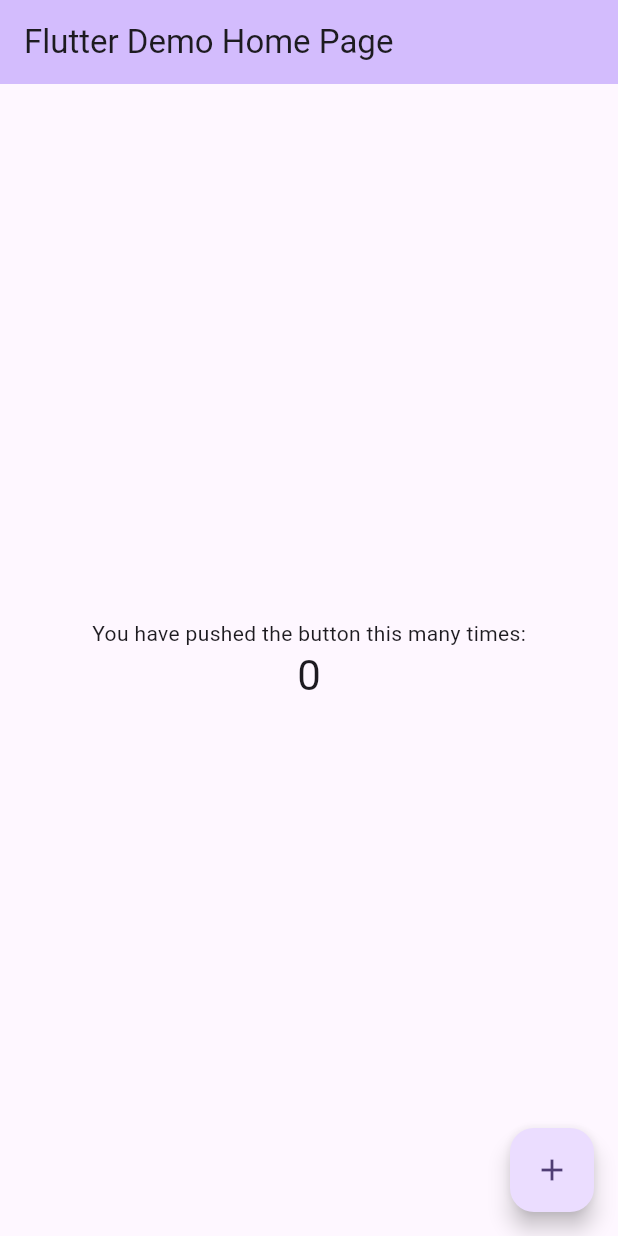
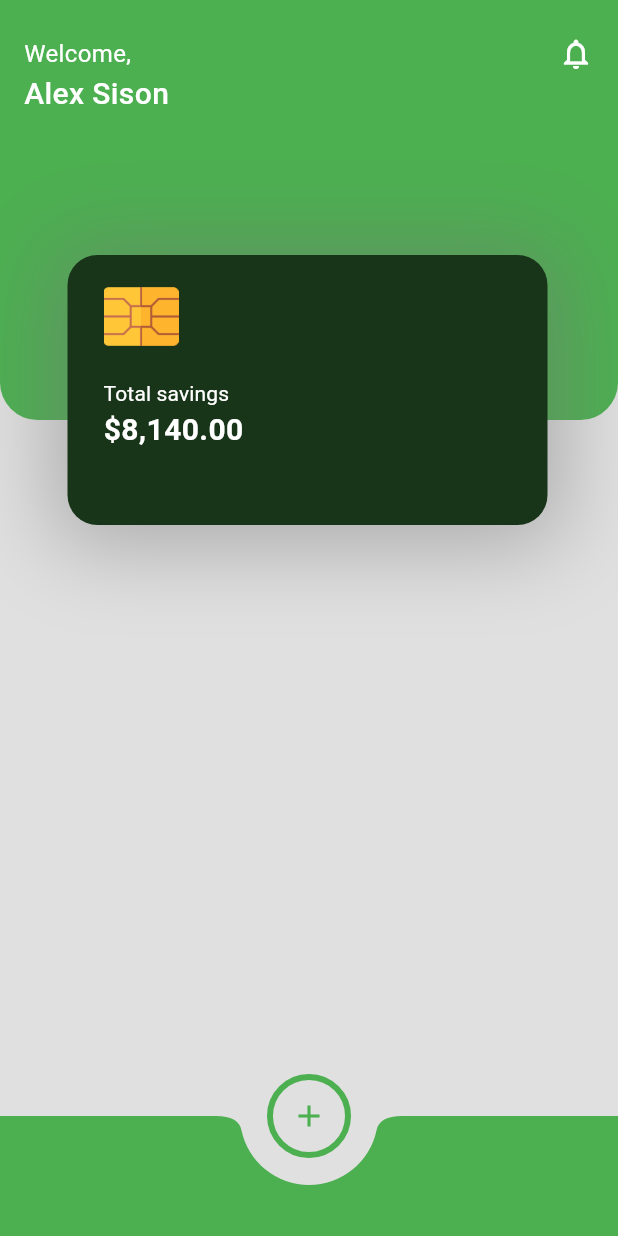
Before and after one commit to alexmortelsison/finance_app_lap, a Flutter app: the screen it shows after launch, on a phone screen of 412 x 824 dp. Run offline on Flutter 3.47's test engine with Material 3 defaults, Android fonts, the phone set to English and light mode, and no system bars.

Commit message:
updated homepage

```diff
--- a/analysis_options.yaml
+++ b/analysis_options.yaml
@@ -24,5 +24,7 @@ linter:
     # avoid_print: false  # Uncomment to disable the `avoid_print` rule
     # prefer_single_quotes: true  # Uncomment to enable the `prefer_single_quotes` rule
 
+formatter:
+  trailing_commas: preserve
 # Additional information about this file can be found at
 # https://dart.dev/guides/language/analysis-options
--- a/lib/main.dart
+++ b/lib/main.dart
@@ -1,122 +1,18 @@
+import 'package:finance_app_lap/pages/home_page.dart';
 import 'package:flutter/material.dart';
 
 void main() {
-  runApp(const MyApp());
+  runApp(MyApp());
 }
 
 class MyApp extends StatelessWidget {
   const MyApp({super.key});
 
-  // This widget is the root of your application.
   @override
   Widget build(BuildContext context) {
     return MaterialApp(
-      title: 'Flutter Demo',
-      theme: ThemeData(
-        // This is the theme of your application.
-        //
-        // TRY THIS: Try running your application with "flutter run". You'll see
-        // the application has a purple toolbar. Then, without quitting the app,
-        // try changing the seedColor in the colorScheme below to Colors.green
-        // and then invoke "hot reload" (save your changes or press the "hot
-        // reload" button in a Flutter-supported IDE, or press "r" if you used
-        // the command line to start the app).
-        //
-        // Notice that the counter didn't reset back to zero; the application
-        // state is not lost during the reload. To reset the state, use hot
-        // restart instead.
-        //
-        // This works for code too, not just values: Most code changes can be
-        // tested with just a hot reload.
-        colorScheme: ColorScheme.fromSeed(seedColor: Colors.deepPurple),
-      ),
-      home: const MyHomePage(title: 'Flutter Demo Home Page'),
+      debugShowCheckedModeBanner: false,
+      home: HomePage(),
     );
   }
 }
-
-class MyHomePage extends StatefulWidget {
-  const MyHomePage({super.key, required this.title});
-
-  // This widget is the home page of your application. It is stateful, meaning
-  // that it has a State object (defined below) that contains fields that affect
-  // how it looks.
-
-  // This class is the configuration for the state. It holds the values (in this
-  // case the title) provided by the parent (in this case the App widget) and
-  // used by the build method of the State. Fields in a Widget subclass are
-  // always marked "final".
-
-  final String title;
-
-  @override
-  State<MyHomePage> createState() => _MyHomePageState();
-}
-
-class _MyHomePageState extends State<MyHomePage> {
-  int _counter = 0;
-
-  void _incrementCounter() {
-    setState(() {
-      // This call to setState tells the Flutter framework that something has
-      // changed in this State, which causes it to rerun the build method below
-      // so that the display can reflect the updated values. If we changed
-      // _counter without calling setState(), then the build method would not be
-      // called again, and so nothing would appear to happen.
-      _counter++;
-    });
-  }
-
-  @override
-  Widget build(BuildContext context) {
-    // This method is rerun every time setState is called, for instance as done
-    // by the _incrementCounter method above.
-    //
-    // The Flutter framework has been optimized to make rerunning build methods
-    // fast, so that you can just rebuild anything that needs updating rather
-    // than having to individually change instances of widgets.
-    return Scaffold(
-      appBar: AppBar(
-        // TRY THIS: Try changing the color here to a specific color (to
-        // Colors.amber, perhaps?) and trigger a hot reload to see the AppBar
-        // change color while the other colors stay the same.
-        backgroundColor: Theme.of(context).colorScheme.inversePrimary,
-        // Here we take the value from the MyHomePage object that was created by
-        // the App.build method, and use it to set our appbar title.
-        title: Text(widget.title),
-      ),
-      body: Center(
-        // Center is a layout widget. It takes a single child and positions it
-        // in the middle of the parent.
-        child: Column(
-          // Column is also a layout widget. It takes a list of children and
-          // arranges them vertically. By default, it sizes itself to fit its
-          // children horizontally, and tries to be as tall as its parent.
-          //
-          // Column has various properties to control how it sizes itself and
-          // how it positions its children. Here we use mainAxisAlignment to
-          // center the children vertically; the main axis here is the vertical
-          // axis because Columns are vertical (the cross axis would be
-          // horizontal).
-          //
-          // TRY THIS: Invoke "debug painting" (choose the "Toggle Debug Paint"
-          // action in the IDE, or press "p" in the console), to see the
-          // wireframe for each widget.
-          mainAxisAlignment: MainAxisAlignment.center,
-          children: <Widget>[
-            const Text('You have pushed the button this many times:'),
-            Text(
-              '$_counter',
-              style: Theme.of(context).textTheme.headlineMedium,
-            ),
-          ],
-        ),
-      ),
-      floatingActionButton: FloatingActionButton(
-        onPressed: _incrementCounter,
-        tooltip: 'Increment',
-        child: const Icon(Icons.add),
-      ), // This trailing comma makes auto-formatting nicer for build methods.
-    );
-  }
-}
--- /dev/null
+++ b/lib/pages/home_page.dart
@@ -0,0 +1,162 @@
+import 'package:flutter/material.dart';
+
+class HomePage extends StatelessWidget {
+  const HomePage({super.key});
+
+  @override
+  Widget build(BuildContext context) {
+    return Scaffold(
+      floatingActionButton: FloatingActionButton(
+        onPressed: () {},
+        backgroundColor: Colors.transparent,
+        elevation: 0,
+        shape: RoundedRectangleBorder(
+          borderRadius: BorderRadiusGeometry.circular(100),
+          side: BorderSide(
+            color: Colors.green,
+            width: 4,
+          ),
+        ),
+        child: Icon(
+          Icons.add,
+          color: Colors.green,
+        ),
+      ),
+      floatingActionButtonLocation: FloatingActionButtonLocation.centerDocked,
+      bottomNavigationBar: BottomNavBar(),
+      backgroundColor: Colors.grey.shade300,
+      body: SafeArea(
+        child: CustomScrollView(
+          slivers: [
+            SliverToBoxAdapter(
+              child: Stack(
+                children: [
+                  _topBuild(),
+                  _card(),
+                ],
+              ),
+            ),
+          ],
+        ),
+      ),
+    );
+  }
+}
+
+Widget _topBuild() {
+  return Container(
+    height: 280,
+    width: double.infinity,
+    decoration: BoxDecoration(
+      color: Colors.green,
+      borderRadius: BorderRadius.only(
+        bottomLeft: Radius.circular(25),
+        bottomRight: Radius.circular(25),
+      ),
+    ),
+    child: Padding(
+      padding: const EdgeInsets.symmetric(horizontal: 16, vertical: 24),
+      child: Column(
+        crossAxisAlignment: CrossAxisAlignment.start,
+        children: [
+          Row(
+            mainAxisAlignment: MainAxisAlignment.spaceBetween,
+            children: [
+              Text(
+                "Welcome,",
+                style: TextStyle(color: Colors.white, fontSize: 16),
+              ),
+              Icon(
+                Icons.notifications_outlined,
+                color: Colors.white,
+              ),
+            ],
+          ),
+          Text(
+            "Alex Sison",
+            style: TextStyle(
+              color: Colors.white,
+              fontSize: 20,
+              fontWeight: FontWeight.w500,
+            ),
+          ),
+        ],
+      ),
+    ),
+  );
+}
+
+Widget _card() {
+  return SizedBox(
+    height: 350,
+    child: Stack(
+      children: [
+        Positioned(
+          bottom: 0,
+          left: 45,
+          child: Container(
+            height: 180,
+            width: 320,
+            decoration: BoxDecoration(
+              color: const Color.fromARGB(255, 24, 53, 25),
+              borderRadius: BorderRadius.circular(20),
+              boxShadow: [
+                BoxShadow(
+                  blurRadius: 50,
+                  spreadRadius: 10,
+                  color: Colors.grey.shade600.withOpacity(0.5),
+                  offset: Offset(0, 4),
+                ),
+              ],
+            ),
+            child: Padding(
+              padding: const EdgeInsets.symmetric(
+                horizontal: 24,
+                vertical: 16,
+              ),
+              child: Column(
+                crossAxisAlignment: CrossAxisAlignment.start,
+                children: [
+                  Image.asset(
+                    "lib/assets/chip.png",
+                    height: 50,
+                  ),
+                  SizedBox(height: 16),
+                  Text(
+                    "Total savings",
+                    style: TextStyle(
+                      color: Colors.white,
+                      fontSize: 14,
+                      letterSpacing: 0.1,
+                    ),
+                  ),
+                  Text(
+                    "\$8,140.00",
+                    style: TextStyle(
+                      color: Colors.white,
+                      fontSize: 20,
+                      fontWeight: FontWeight.w600,
+                    ),
+                  ),
+                ],
+              ),
+            ),
+          ),
+        ),
+      ],
+    ),
+  );
+}
+
+class BottomNavBar extends StatelessWidget {
+  const BottomNavBar({super.key});
+
+  @override
+  Widget build(BuildContext context) {
+    return BottomAppBar(
+      color: Colors.green,
+      shape: CircularNotchedRectangle(),
+      notchMargin: 18,
+    );
+  }
+}
```
Also changed, not shown: pubspec.yaml (+3 -5 lines), lib/assets/chip.png (added).
